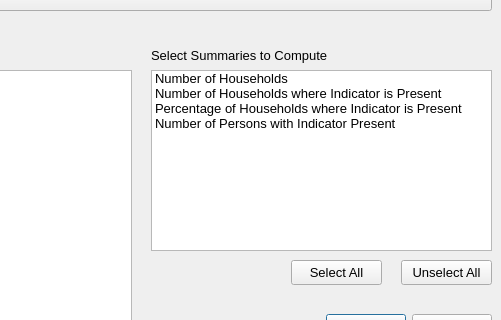
This is caritas_pdra_summary_dialog_ui.ui in benhur07b/caritaspdra as Qt 5 draws it before an edit; both pictures show x 219 to 720 and y 180 to 500 of the 720 by 600 pixel window. The edited form follows.
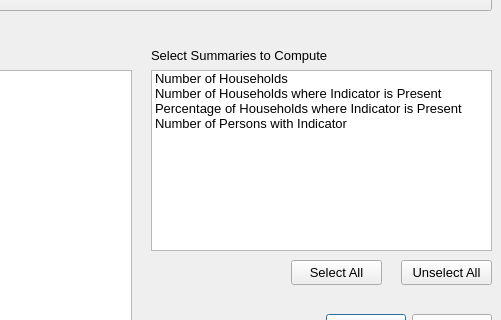
This is the edited form. Icons and pictures are not drawn. Custom widgets are drawn as their Qt base class.

Commit message: Refactored code. Changed the way counting persons affected by indicator works.

The edit to the form file:
```diff
--- a/caritas_pdra_summary_dialog_ui.ui
+++ b/caritas_pdra_summary_dialog_ui.ui
@@ -291,7 +291,7 @@
    </item>
    <item>
     <property name="text">
-     <string>Number of Persons with Indicator Present</string>
+     <string>Number of Persons with Indicator</string>
     </property>
     <property name="toolTip">
      <string>Bilang ng mga tao na positibo sa napiling indicator</string>
```
The commit also changes 4 other files.
